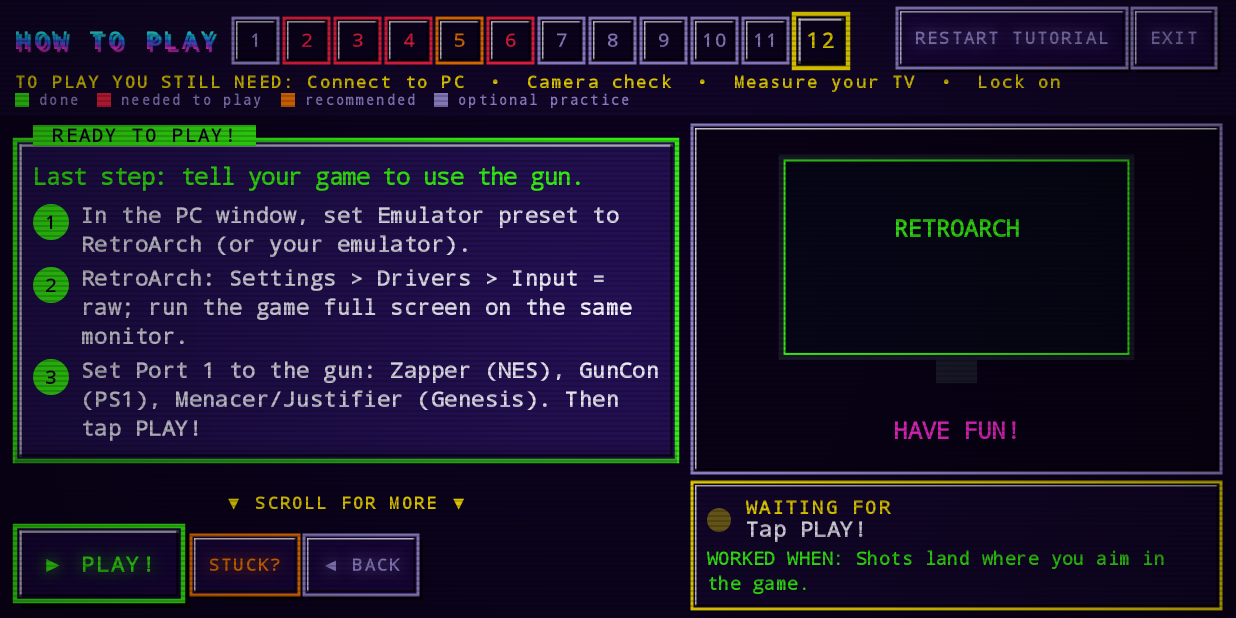
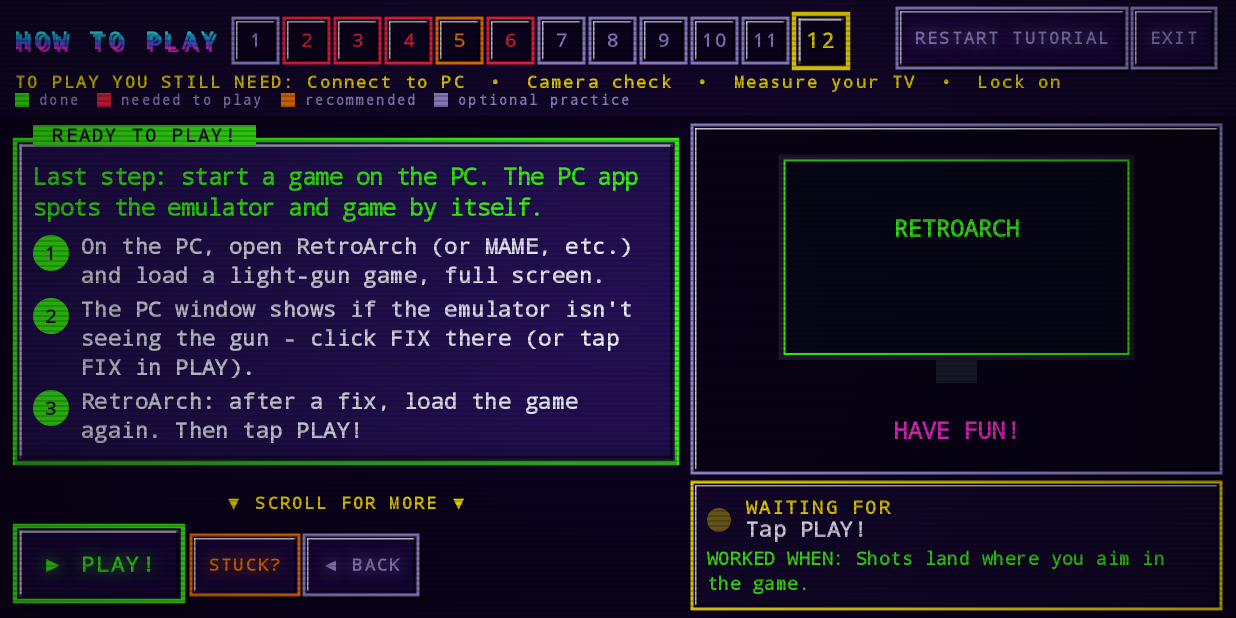
Before and after one commit to Fendercastercode/phone-lightgun, an Android app built with Jetpack Compose: the screen it shows after launch (MainActivity), after a tap on "12", on a phone screen of 824 x 412 dp (held sideways). Run offline under Robolectric (Android 15) with nearby library versions, the phone set to English and light mode, and no system bars; libraries missing offline, so code that uses them is left out: com.google.ar.core, com.journeyapps.barcodescanner, org.opencv.android, org.opencv.core, org.opencv.objdetect; 1 statement that could not run was skipped; 2 other taps on this screen came first.

Commit message:
Tutorial: fix wrong RetroArch advice, start the accuracy test from the phone
Auditing every tutorial step against what the PC side actually shows:

- "Set up a game" told players to set RetroArch's input driver to raw.
  On Windows raw is exactly what ignores the phone (it must be dinput,
  which Fix sets). It also said to pick the emulator preset, which is
  auto-detected and now hidden in Simple mode. Rewritten: load a game,
  let the PC window check it, Fix if asked, reload, PLAY.
- "Accuracy test" said to click ACCURACY TEST on the PC window, a
  button that's Advanced-mode only now. Added START TEST on the phone;
  the host already accepts flow T from the phone and reports the
  result back, so the step completes on its own.
- README quick start now spells out that open order doesn't matter
  (only the PC app must be running before pairing) and how switching
  games is followed, including RetroArch's Network Commands.

Co-Authored-By: Claude Opus 5.5 <noreply@anthropic.com>

```diff
--- a/android/app/src/main/java/dev/lightgun/ui/Tutorial.kt
+++ b/android/app/src/main/java/dev/lightgun/ui/Tutorial.kt
@@ -192,17 +192,19 @@ private fun stages(onScanQr: () -> Unit): List<Stage> = listOf(
 
     Stage("accuracy", "Accuracy test", "ACCURACY TEST (OPTIONAL)", Neon.Magenta,
         "See how accurate your setup is.",
-        listOf("On the PC window, click ACCURACY TEST (30 SHOTS).", "Shoot each target. The PC shows your score at the end."),
+        listOf("Tap START TEST. 30 targets appear on the TV, one at a time.", "Shoot each one. The PC shows your score at the end."),
         Art.ACCURACY, pane = Pane.FIRE, success = "The PC shows your score. Under 1% is great.",
-        waiting = "Shoot the targets on the PC", done = { g, b -> result(g, b, "T") }),
+        waiting = "Shoot the targets on the TV", action = "▶ START TEST" to { g -> g.startCalibration("T") },
+        done = { g, b -> result(g, b, "T") }),
 
     Stage("game", "Set up a game", "READY TO PLAY!", Neon.Lime,
-        "Last step: tell your game to use the gun.",
-        listOf("In the PC window, set Emulator preset to RetroArch (or your emulator).",
-            "RetroArch: Settings > Drivers > Input = raw; run the game full screen on the same monitor.",
-            "Set Port 1 to the gun: Zapper (NES), GunCon (PS1), Menacer/Justifier (Genesis). Then tap PLAY!"),
+        "Last step: start a game on the PC. The PC app spots the emulator and game by itself.",
+        listOf("On the PC, open RetroArch (or MAME, etc.) and load a light-gun game, full screen.",
+            "The PC window shows if the emulator isn't seeing the gun - click FIX there (or tap FIX in PLAY).",
+            "RetroArch: after a fix, load the game again. Then tap PLAY!"),
         Art.GAME, success = "Shots land where you aim in the game.",
-        stuck = listOf("Other emulators: see host/presets.md in the RetroSight folder on your PC."),
+        stuck = listOf("Switched games? Just load the new one - the PC follows it (RetroArch needs Network Commands on; FIX turns it on).",
+            "Other emulators: see host/presets.md in the RetroSight folder on your PC."),
         waiting = "Tap PLAY!", action = "\u25B6 PLAY!" to { _ -> }, skippable = false, done = { _, _ -> false }),
 )
 
```
Also changed, not shown: 1 other file.
